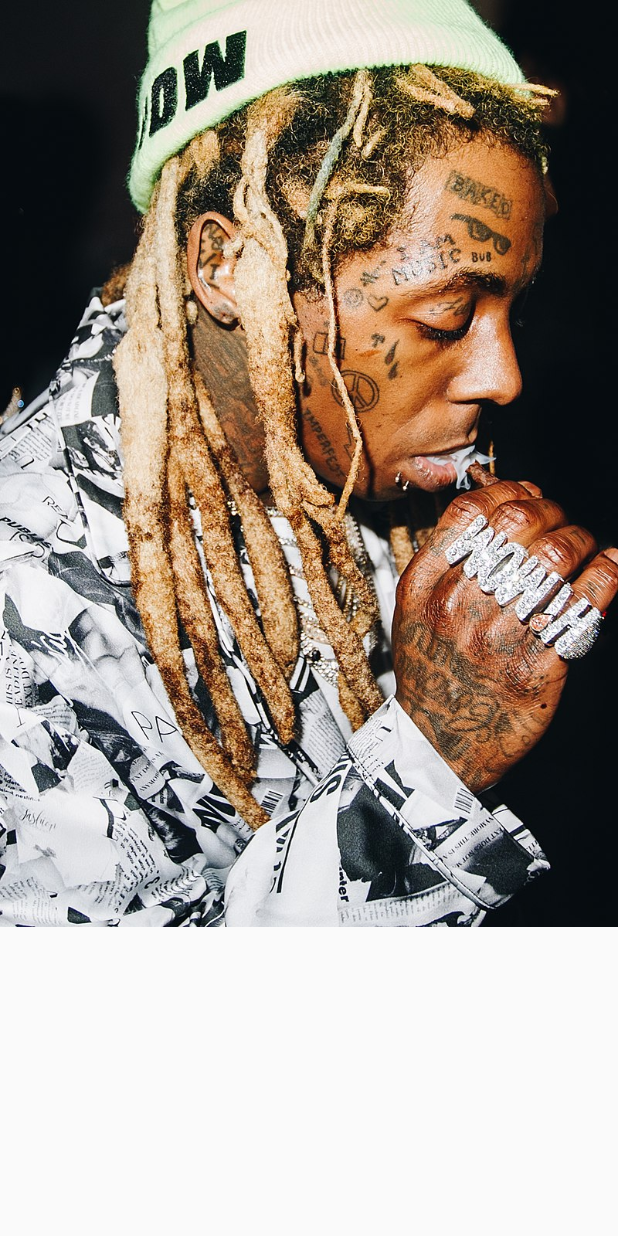
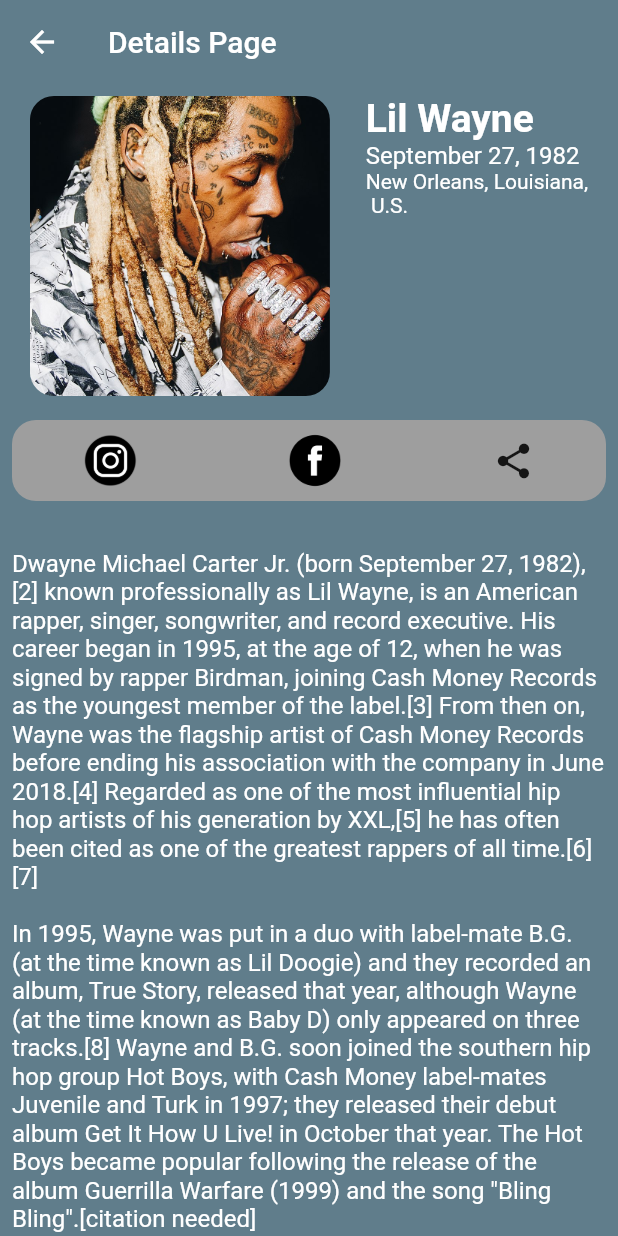
Before and after one commit to marufrobin/google_facebook_auth_demo, a Flutter app: the screen it shows after launch, after a tap on "Lil Wayne", on a phone screen of 412 x 824 dp. Run offline on Flutter 3.47's test engine with Material 2 defaults, Android fonts, the phone set to English and light mode, and no system bars.

Commit message:
Details page work done

```diff
--- a/lib/detais_page.dart
+++ b/lib/detais_page.dart
@@ -9,10 +9,97 @@ class DetailsPage extends StatelessWidget {
   @override
   Widget build(BuildContext context) {
     return Scaffold(
-      body: SafeArea(
+      backgroundColor: Colors.blueGrey,
+      appBar: AppBar(
+        backgroundColor: Colors.transparent,
+        elevation: 0,
+        title: const Text('Details Page'),
+      ),
+      body: SingleChildScrollView(
+        physics: BouncingScrollPhysics(),
         child: Container(
-          color: Colors.cyanAccent,
-          child: Image.asset(artistsData[index].img),
+          padding: const EdgeInsets.all(8.0),
+          child: IntrinsicHeight(
+            child: Column(
+              crossAxisAlignment: CrossAxisAlignment.start,
+              children: [
+                Row(
+                  crossAxisAlignment: CrossAxisAlignment.start,
+                  mainAxisAlignment: MainAxisAlignment.spaceAround,
+                  children: [
+                    ClipRRect(
+                      borderRadius: BorderRadius.circular(16),
+                      child: Image.asset(
+                        artistsData[index].img,
+                        fit: BoxFit.cover,
+                        height: 200,
+                        width: 200,
+                      ),
+                    ),
+                    Column(
+                      crossAxisAlignment: CrossAxisAlignment.start,
+                      children: [
+                        Text(
+                          "${artistsData[index].name}",
+                          style: TextStyle(
+                            color: Colors.white,
+                            fontSize: 26,
+                            fontWeight: FontWeight.w600,
+                          ),
+                        ),
+                        Text(
+                          artistsData[index].birthDay,
+                          style: TextStyle(
+                            color: Colors.white,
+                            fontSize: 16,
+                          ),
+                        ),
+                        Text(
+                          artistsData[index].birthPlace,
+                          style: TextStyle(
+                            color: Colors.white,
+                          ),
+                        ),
+                      ],
+                    )
+                  ],
+                ),
+                Container(
+                  margin: EdgeInsets.symmetric(vertical: 16),
+                  padding: EdgeInsets.symmetric(vertical: 4),
+                  decoration: BoxDecoration(
+                      color: Colors.grey,
+                      borderRadius: BorderRadius.circular(16)),
+                  child: Row(
+                    mainAxisAlignment: MainAxisAlignment.spaceAround,
+                    children: [
+                      Image.asset(
+                        "images/instalogo.png",
+                        height: 36,
+                        width: 36,
+                      ),
+                      Image.asset(
+                        "images/fblogovector.png",
+                        height: 46,
+                        width: 46,
+                      ),
+                      Icon(
+                        Icons.share,
+                        size: 28,
+                      )
+                    ],
+                  ),
+                ),
+                Container(
+                  padding: const EdgeInsets.symmetric(vertical: 16),
+                  child: Text(
+                    "${artistsData[index].description}",
+                    style: const TextStyle(fontSize: 16, color: Colors.white),
+                  ),
+                ),
+              ],
+            ),
+          ),
         ),
       ),
     );
--- a/lib/main.dart
+++ b/lib/main.dart
@@ -1,5 +1,6 @@
 import 'package:flutter/material.dart';
-import 'package:google_facebook_auth_demo/homepage.dart';
+
+import 'homepage.dart';
 
 void main() {
   runApp(const MyApp());
--- a/lib/model/artists_bio.dart
+++ b/lib/model/artists_bio.dart
@@ -43,7 +43,7 @@ In addition to his solo career, Eminem was a member of the hip hop group D12. He
 
 Eminem is among the best-selling music artists of all time, with estimated worldwide sales of over 220 million records. He was the best-selling music artist in the United States of the 2000s and the best-selling male music artist in the United States of the 2010s, third overall. Billboard named him the "Artist of the Decade (2000–2009)". He has had ten number-one albums on the Billboard 200—which all consecutively debuted at number one on the chart, making him the first artist to achieve this[5]—and five number-one singles on the Billboard Hot 100.[6] The Marshall Mathers LP, The Eminem Show, Curtain Call: The Hits (2005), "Lose Yourself", "Love the Way You Lie" and "Not Afraid" have all been certified Diamond or higher by the Recording Industry Association of America (RIAA).[7] Rolling Stone has included him in its lists of the 100 Greatest Artists of All Time and the 100 Greatest Songwriters of All Time. He has won numerous awards, including 15 Grammy Awards, eight American Music Awards, 17 Billboard Music Awards, an Academy Award, a Primetime Emmy Award and an MTV Europe Music Global Icon Award. In November 2022, Eminem was inducted into the Rock and Roll Hall of Fame.[8]"""),
       ArtistsBio(
-          name: "Notorious B.I.G.",
+          name: "Notorious\n B.I.G.",
           birthPlace: 'New York City, U.S.',
           birthDay: "May 21, 1972",
           img: "images/big.jpg",
@@ -70,7 +70,7 @@ One of the world's best-selling music artists, with over 160 million records sol
 West's outspoken views have received significant media coverage; he has been a frequent source of controversy due to his conduct on social media[12] and at awards shows and public settings, as well as his comments on the music and fashion industries, U.S. politics, race, and slavery. His Christian faith, high-profile marriage to Kim Kardashian, and mental health have also been topics of media attention.[13][14] In 2020, West launched an unsuccessful independent presidential campaign that primarily advocated for a consistent life ethic. In 2022, he was widely condemned and lost many sponsors and partnerships—including his collaborations with Adidas, Gap, and Balenciaga—after making a series of antisemitic statements.[15][16] In November 2022, he announced his 2024 presidential campaign, appearing publicly with Nick Fuentes, a white supremacist. He later publicly praised Adolf Hitler, denied the Holocaust, and identified as a Nazi."""),
       ArtistsBio(
           name: "Lil Wayne",
-          birthPlace: 'New Orleans, Louisiana, U.S.',
+          birthPlace: 'New Orleans, Louisiana,\n U.S.',
           birthDay: "September 27, 1982",
           img: "images/Lil Wayne.jpg",
           description:
```
Also changed, not shown: images/fblogovector.png (added), images/instalogo.png (added).
